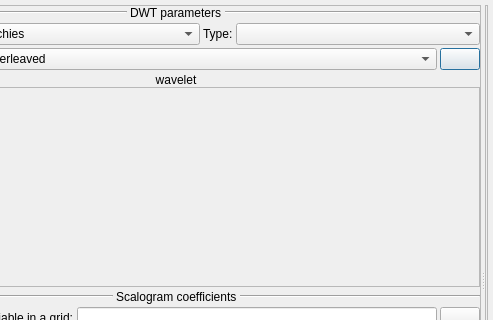
PauloCarvalhoRJ/gammaray, file imagejockey/wavelet/wavelettransformdialog.ui: the form before one commit; both pictures show x 134 to 627 and y 0 to 320 of the 627 by 559 pixel window.
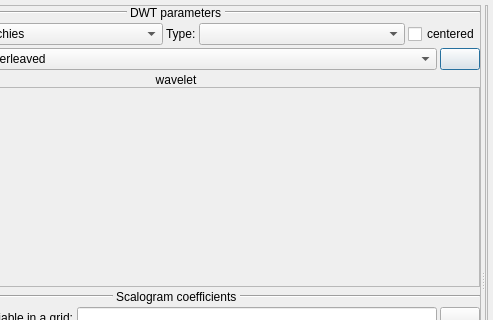
The form after the commit. Icons and pictures are not drawn.

Commit message: Wavelet: added wavelet centered on/off parameter.

The edit to the form file:
```diff
--- a/imagejockey/wavelet/wavelettransformdialog.ui
+++ b/imagejockey/wavelet/wavelettransformdialog.ui
@@ -175,6 +175,13 @@
            </property>
           </widget>
          </item>
+         <item>
+          <widget class="QCheckBox" name="chkWaveletCentered">
+           <property name="text">
+            <string>centered</string>
+           </property>
+          </widget>
+         </item>
         </layout>
        </item>
        <item>
```
Left out of the diff: 38 changed lines with no effect on the pictures. The commit also changes 3 other files.
